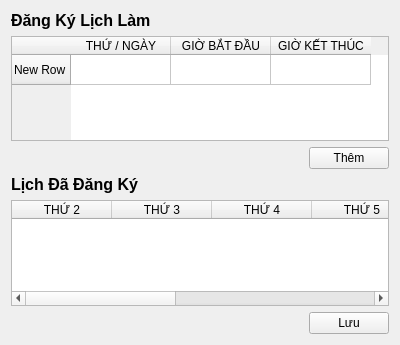
Old version of the form src/view/Schedule_View.ui in the repository vttaan/OOP---Management-Application-Project.
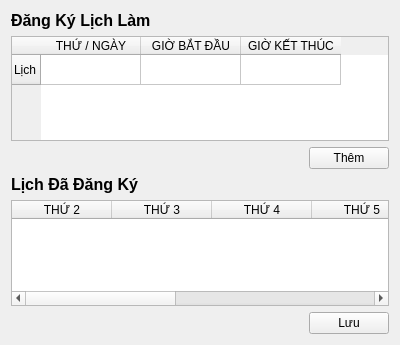
New version of the form.

What changed in the file:
```diff
--- a/src/view/Schedule_View.ui
+++ b/src/view/Schedule_View.ui
@@ -29,7 +29,7 @@
     <widget class="QTableWidget" name="tableDangKy">
      <row>
       <property name="text">
-       <string>New Row</string>
+       <string>Lịch</string>
       </property>
      </row>
      <column>
```
